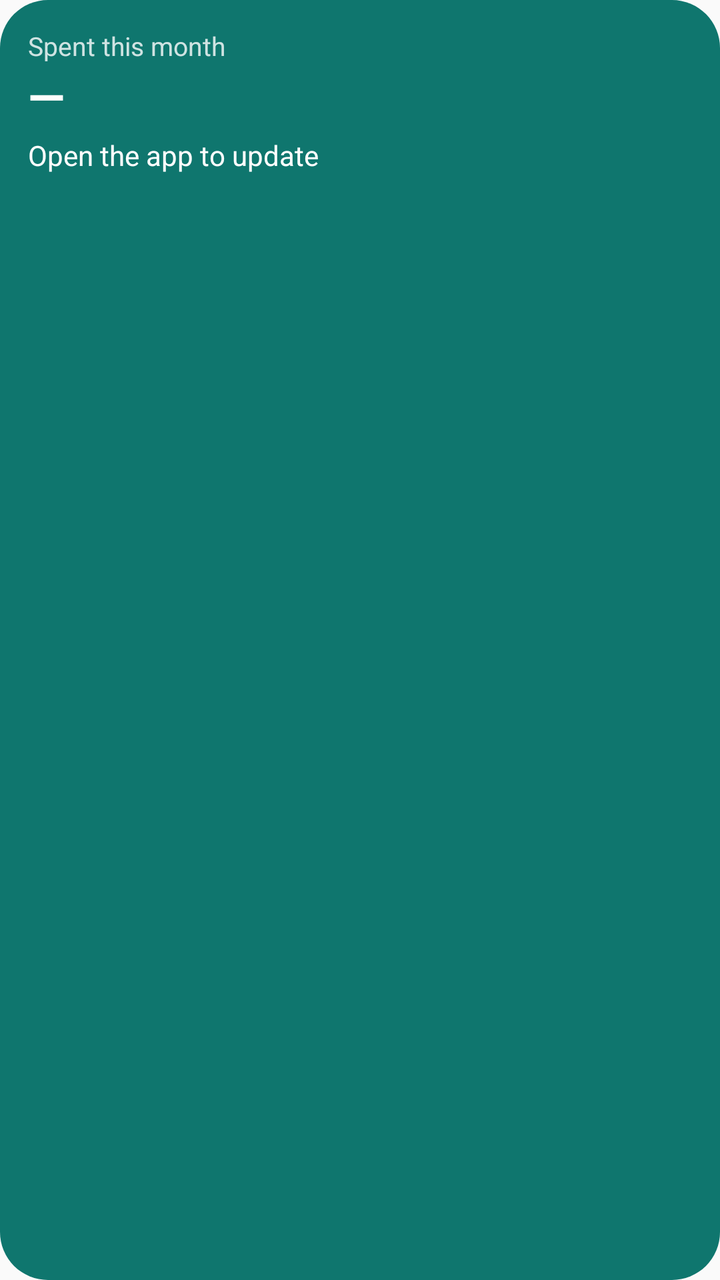
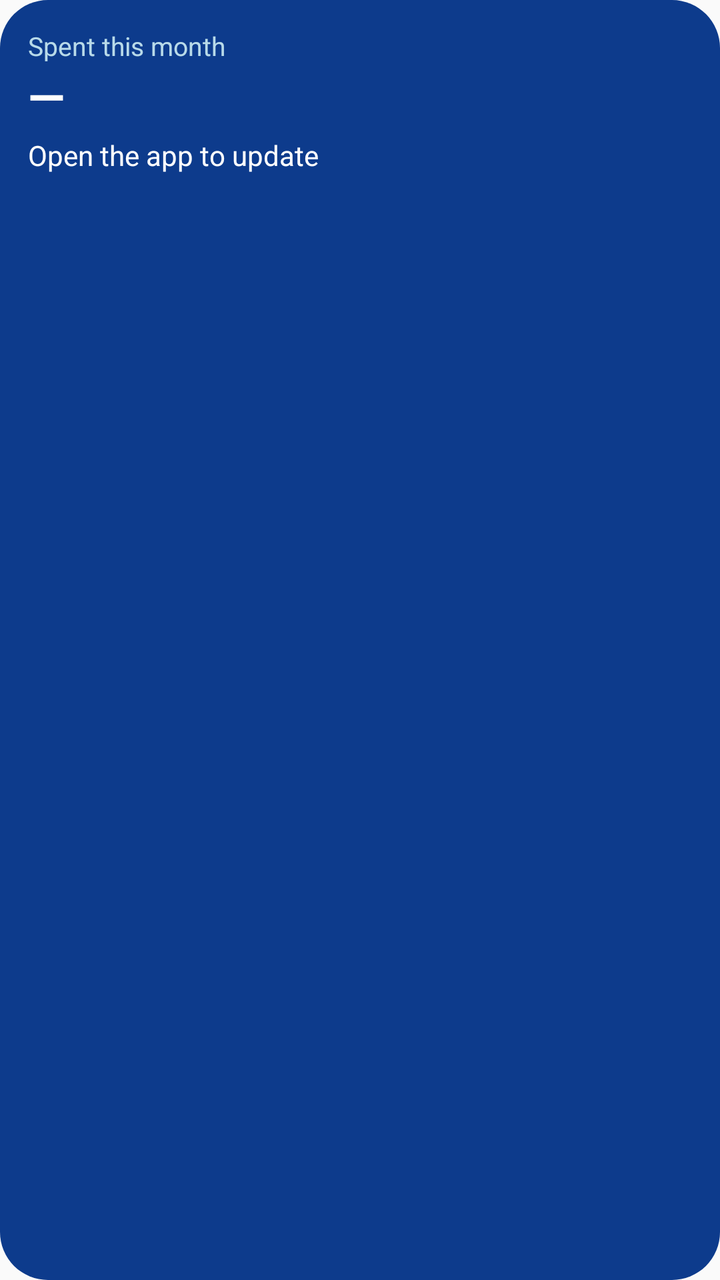

Two renders of the same Android screen: before a commit and after it. Below are the layout's source before the change and the commit's diff.
<!-- AndroidManifest.xml: application theme android:Theme.Material.Light.NoActionBar -->
<!-- res/layout/widget.xml -->
<?xml version="1.0" encoding="utf-8"?>
<LinearLayout xmlns:android="http://schemas.android.com/apk/res/android"
    android:id="@+id/w_root"
    android:layout_width="match_parent"
    android:layout_height="match_parent"
    android:background="@drawable/widget_bg"
    android:orientation="vertical"
    android:padding="14dp">
    <TextView
        android:id="@+id/w_title"
        android:layout_width="wrap_content"
        android:layout_height="wrap_content"
        android:text="Spent this month"
        android:textColor="#CCFFFFFF"
        android:textSize="13sp" />
    <TextView
        android:id="@+id/w_spent"
        android:layout_width="wrap_content"
        android:layout_height="wrap_content"
        android:text="—"
        android:textColor="#FFFFFFFF"
        android:textSize="24sp"
        android:textStyle="bold" />
    <TextView
        android:id="@+id/w_left"
        android:layout_width="wrap_content"
        android:layout_height="wrap_content"
        android:layout_marginTop="4dp"
        android:text="Open the app to update"
        android:textColor="#FFFFFFFF"
        android:textSize="14sp" />
    <TextView
        android:id="@+id/w_note"
        android:layout_width="wrap_content"
        android:layout_height="wrap_content"
        android:layout_marginTop="2dp"
        android:text=""
        android:textColor="#CCFFFFFF"
        android:textSize="12sp" />
</LinearLayout>
<!-- resources referenced by this layout -->
<resources>
  <!-- drawable widget_bg (drawable) -->
  <?xml version="1.0" encoding="utf-8"?>
  <shape xmlns:android="http://schemas.android.com/apk/res/android" android:shape="rectangle">
      <solid android:color="#FF0F766E" />
      <corners android:radius="24dp" />
  </shape>
</resources>

<!-- the commit's change to res/layout/widget.xml (unified diff, before → after) -->
@@ -11,7 +11,7 @@
         android:layout_width="wrap_content"
         android:layout_height="wrap_content"
         android:text="Spent this month"
-        android:textColor="#CCFFFFFF"
+        android:textColor="#CFE0FFFF"
         android:textSize="13sp" />
     <TextView
         android:id="@+id/w_spent"
@@ -35,6 +35,6 @@
         android:layout_height="wrap_content"
         android:layout_marginTop="2dp"
         android:text=""
-        android:textColor="#CCFFFFFF"
+        android:textColor="#CFE0FFFF"
         android:textSize="12sp" />
 </LinearLayout>
<!-- resource entries referenced after the edit -->
@@ -3,7 +3,7 @@
   <!-- drawable widget_bg (drawable) -->
   <?xml version="1.0" encoding="utf-8"?>
   <shape xmlns:android="http://schemas.android.com/apk/res/android" android:shape="rectangle">
-      <solid android:color="#FF0F766E" />
+      <solid android:color="#FF0D3B8C" />
       <corners android:radius="24dp" />
   </shape>
 </resources>
